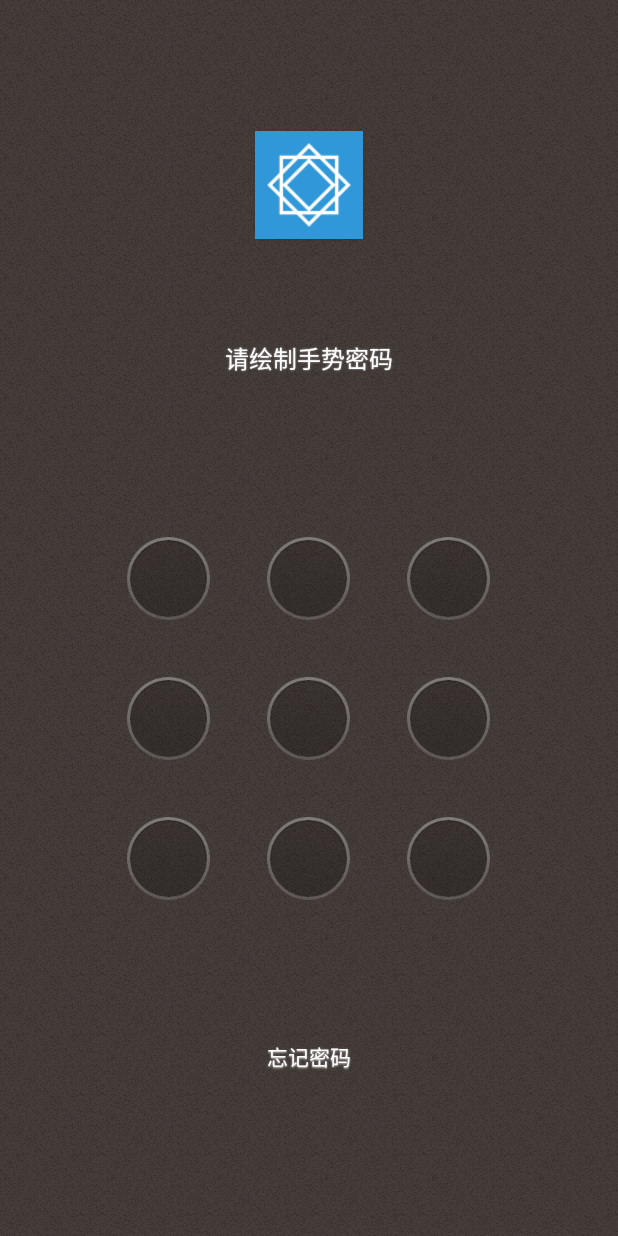
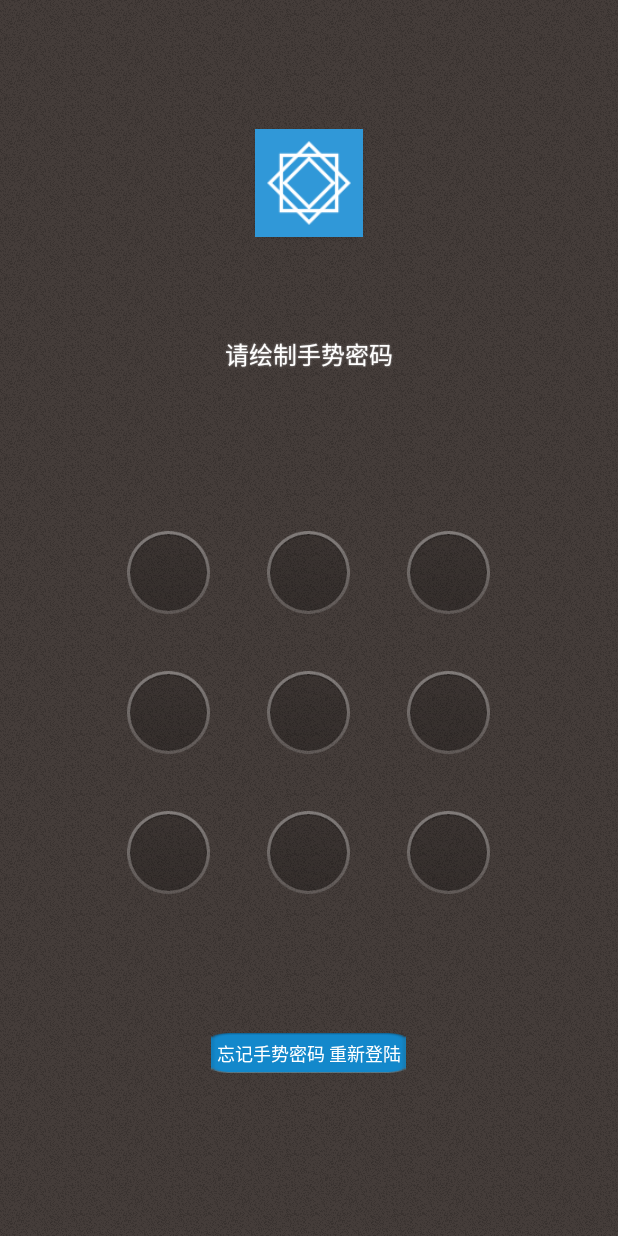
Before and after one commit to hossx/Odin, an Android app: the UnlockGesturePasswordActivity screen opened directly, with no data from a screen before it, on a phone screen of 412 x 824 dp. Run offline under Robolectric (Android 15) with nearby library versions, the phone set to English and light mode, and no system bars; network calls fail; 1 statement that could not run was skipped.

Commit message:
adds forget slash password (not finish)

```diff
--- a/app/src/main/res/layout/gesturepassword_unlock.xml
+++ b/app/src/main/res/layout/gesturepassword_unlock.xml
@@ -83,18 +83,20 @@
         android:layout_height="40.0dip"
         android:layout_weight="1.0" />
 
-    <TextView
-        android:id="@+id/gesturepwd_unlock_forget"
+    <LinearLayout
         android:layout_width="fill_parent"
         android:layout_height="wrap_content"
-        android:layout_marginTop="0.0dip"
-        android:gravity="center_horizontal"
-        android:text="忘记密码"
-        android:textColor="@android:color/white"
-        android:shadowColor="#e0ffffff"
-        android:shadowDy="1.0"
-        android:shadowRadius="1.0"
-        android:textSize="14.0sp" />
+        android:gravity="center">
+        <Button
+            android:id="@+id/gesturepwd_unlock_forget"
+            android:layout_width="130dp"
+            android:layout_height="wrap_content"
+            android:background="@drawable/login_reg_button"
+            android:gravity="center"
+            android:text="@string/gesture_password_forget"
+            android:textColor="#ffffffff"
+            android:textSize="12sp" />
+    </LinearLayout>
 
     <View
         android:id="@id/gesturepwd_creat_gap1"
--- a/app/src/main/res/values/strings.xml
+++ b/app/src/main/res/values/strings.xml
@@ -282,4 +282,5 @@
     <string name="lockpattern_recording_inprogress">"完成后松开手指"</string>
     <string name="gesture_password_guide_text">你可以创建一个解锁图案，这样他人在借用你的手机时，将无法打开应用。</string>
     <string name="gesture_password_guide_creat_btn">创建手势密码</string>
+    <string name="gesture_password_forget">忘记手势密码 重新登陆</string>
 </resources>
```
